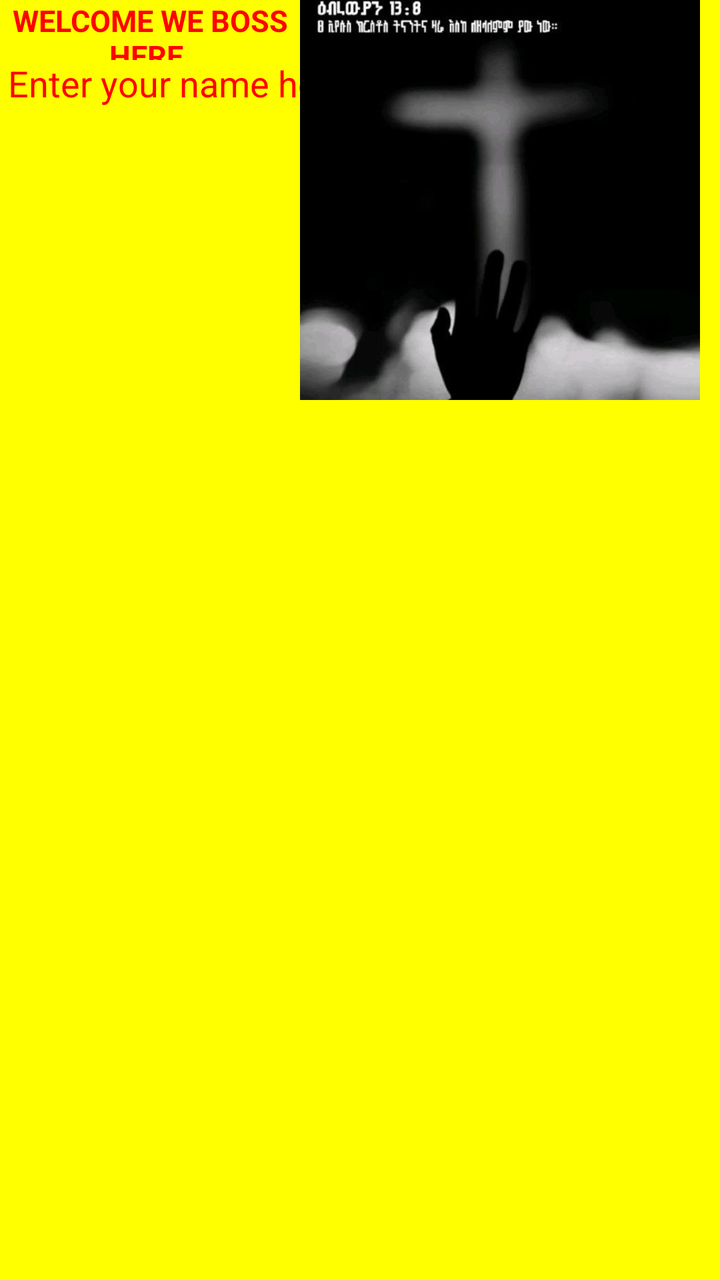
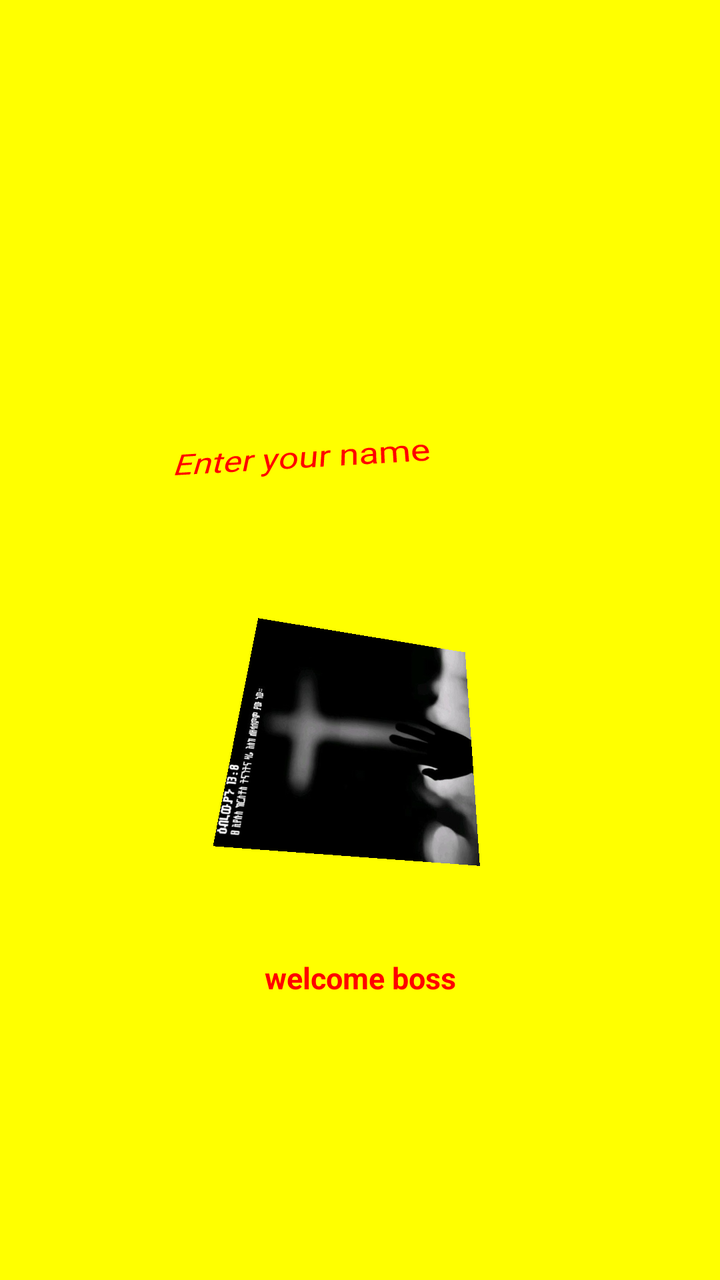

Two renders of the same Android screen: before a commit and after it. Below are the layout's source before the change and the commit's diff.
<!-- AndroidManifest.xml: application theme Theme.Simplelogin -->
<!-- res/layout/enter.xml -->
<?xml version="1.0" encoding="utf-8"?>
<androidx.constraintlayout.widget.ConstraintLayout xmlns:android="http://schemas.android.com/apk/res/android"
    xmlns:tools="http://schemas.android.com/tools"
    android:layout_width="match_parent"

    android:layout_height="match_parent"
    android:background="@color/yellow"
    android:backgroundTintMode="add"
    >

    <EditText
        android:id="@+id/namebox"
        android:layout_width="200dp"
        android:layout_height="80dp"
        android:backgroundTint="@color/yellow"
        android:text="Enter your name here"
        android:textColor="@color/red"
        tools:layout_editor_absoluteX="77dp"
        tools:layout_editor_absoluteY="185dp" />


    <ImageView
        android:layout_width="500dp"
        android:layout_height="200dp"
        android:src="@drawable/photo_6015058770309877160_c"
        tools:layout_editor_absoluteX="-55dp"
        tools:layout_editor_absoluteY="299dp" />

    <TextView
        android:id="@+id/welcome"
        android:layout_width="150dp"
        android:layout_height="30dp"
        android:backgroundTint="@color/yellow"

        android:gravity="center"
        android:text="WELCOME WE BOSS HERE "
        android:textColor="@color/red"
        android:textSize="15sp"
        android:textStyle="bold"


        tools:layout_editor_absoluteX="127dp"
        tools:layout_editor_absoluteY="560dp" />


</androidx.constraintlayout.widget.ConstraintLayout>
<!-- resources referenced by this layout -->
<resources>
  <color name="red">#FF0000</color>
  <color name="yellow">#FFFF00</color>
  <!-- drawable photo_6015058770309877160_c: jpg bitmap (drawable, 33952 bytes) -->
  <style name="Theme.Simplelogin" parent="Base.Theme.Simplelogin" />
  <style name="Base.Theme.Simplelogin" parent="Theme.Material3.DayNight.NoActionBar">
          
          
      </style>
</resources>

<!-- the commit's change to res/layout/enter.xml (unified diff, before → after) -->
@@ -1,46 +1,63 @@
 <?xml version="1.0" encoding="utf-8"?>
 <androidx.constraintlayout.widget.ConstraintLayout xmlns:android="http://schemas.android.com/apk/res/android"
-    xmlns:tools="http://schemas.android.com/tools"
+    xmlns:app="http://schemas.android.com/apk/res-auto"
+
     android:layout_width="match_parent"
 
     android:layout_height="match_parent"
     android:background="@color/yellow"
-    android:backgroundTintMode="add"
-    >
+    android:backgroundTintMode="add">
 
     <EditText
         android:id="@+id/namebox"
         android:layout_width="200dp"
         android:layout_height="80dp"
+        android:layout_marginTop="185dp"
+        android:autofillHints="name"
         android:backgroundTint="@color/yellow"
-        android:text="Enter your name here"
+        android:inputType="text"
+        android:rotationX="36"
+        android:rotationY="-6"
+        android:text="@string/enter_name"
         android:textColor="@color/red"
-        tools:layout_editor_absoluteX="77dp"
-        tools:layout_editor_absoluteY="185dp" />
+        app:layout_constraintEnd_toEndOf="parent"
+        app:layout_constraintHorizontal_bias="0.5"
+        app:layout_constraintStart_toStartOf="parent"
+        app:layout_constraintTop_toTopOf="parent" />
 
 
     <ImageView
         android:layout_width="500dp"
-        android:layout_height="200dp"
+        android:layout_height="0dp"
+        android:layout_marginTop="307dp"
+        android:layout_marginBottom="53dp"
+        android:rotation="-87"
+        android:rotationX="23"
+        android:rotationY="11"
         android:src="@drawable/photo_6015058770309877160_c"
-        tools:layout_editor_absoluteX="-55dp"
-        tools:layout_editor_absoluteY="299dp" />
+
+        app:layout_constraintBottom_toTopOf="@+id/welcome"
+        app:layout_constraintEnd_toEndOf="parent"
+        app:layout_constraintHorizontal_bias="0.5"
+        app:layout_constraintStart_toStartOf="parent"
+        app:layout_constraintTop_toTopOf="parent" />
 
     <TextView
         android:id="@+id/welcome"
         android:layout_width="150dp"
-        android:layout_height="30dp"
+        android:layout_height="0dp"
+        android:layout_marginBottom="141dp"
+
         android:backgroundTint="@color/yellow"
-
         android:gravity="center"
-        android:text="WELCOME WE BOSS HERE "
+        android:text="@string/boss"
         android:textColor="@color/red"
         android:textSize="15sp"
+
         android:textStyle="bold"
-
-
-        tools:layout_editor_absoluteX="127dp"
-        tools:layout_editor_absoluteY="560dp" />
+        app:layout_constraintBottom_toBottomOf="parent"
+        app:layout_constraintEnd_toEndOf="parent"
+        app:layout_constraintStart_toStartOf="parent" />
 
 
 </androidx.constraintlayout.widget.ConstraintLayout>
<!-- resource entries referenced after the edit -->
@@ -3,6 +3,8 @@
   <color name="red">#FF0000</color>
   <color name="yellow">#FFFF00</color>
   <!-- drawable photo_6015058770309877160_c: jpg bitmap (drawable, 33952 bytes) -->
+  <string name="boss"> welcome boss</string>
+  <string name="enter_name">Enter your name</string>"
   <style name="Theme.Simplelogin" parent="Base.Theme.Simplelogin" />
   <style name="Base.Theme.Simplelogin" parent="Theme.Material3.DayNight.NoActionBar">
           
